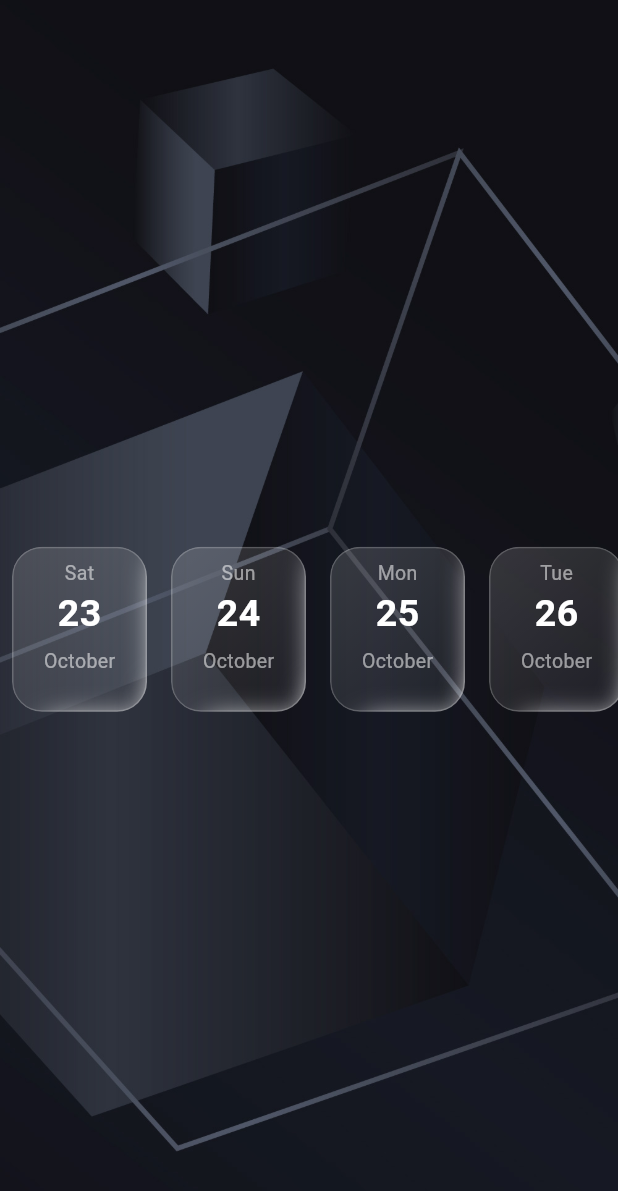
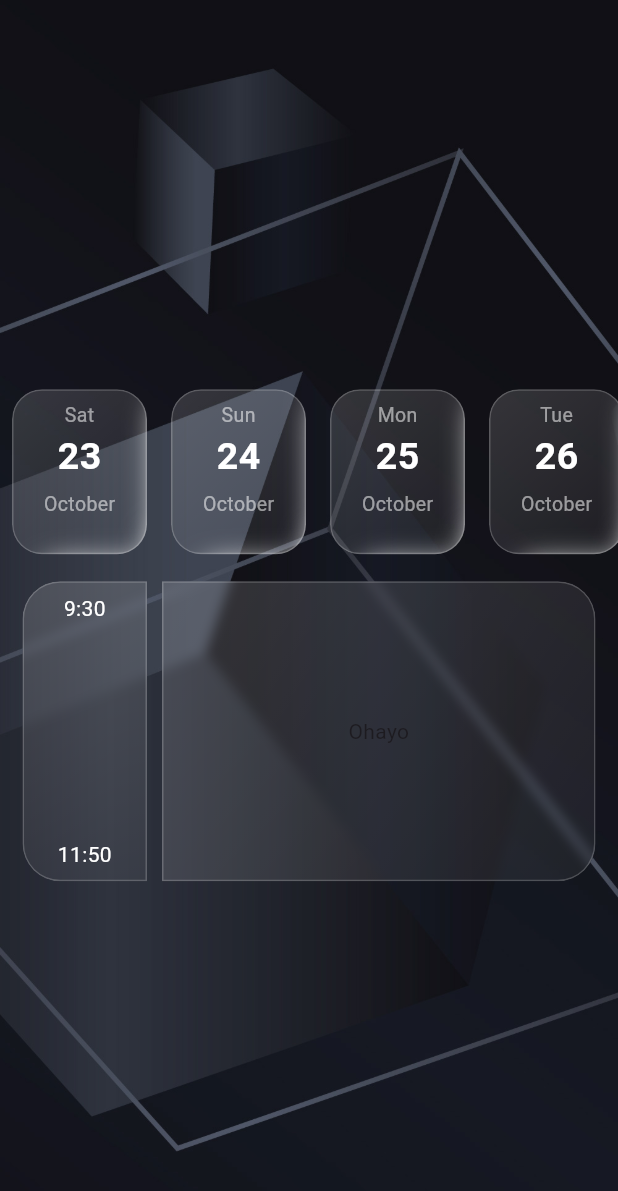
Before and after one commit to Redooyyy/CityU_Student_Portal, a Flutter app: the HomePage screen opened directly, on a phone screen of 412 x 824 dp. Shown: the top 1191 px of the screen. Run offline on Flutter 3.47's test engine with Material 3 defaults, Android fonts, the phone set to English and light mode, and no system bars; our stand-ins replace loading_animation_widget; missing offline and left inert: chip_list, cool_dropdown.

Commit message:
created routine card

```diff
--- /dev/null
+++ b/lib/custom_components/routine_card.dart
@@ -0,0 +1,88 @@
+import 'package:cityu_student_protal/custom_widget/glass_container2.dart';
+import 'package:flutter/material.dart';
+
+class RoutineCard {
+  Widget card() {
+    return Row(
+      children: [
+        Expanded(
+          flex: 1,
+          child: Padding(
+            padding: const EdgeInsets.fromLTRB(15, 10, 5, 0),
+            child: GlassContainer2(
+              center: false,
+              width: double.infinity,
+              height: 200,
+              borderRadiuss: .horizontal(left: Radius.circular(25)),
+              //NOTE:For time
+              child: scedule("9:30", "11:50"),
+            ),
+          ),
+        ),
+        //NOTE:For course
+        Expanded(
+          flex: 3,
+          child: Padding(
+            padding: const EdgeInsets.fromLTRB(5, 10, 15, 0),
+            child: GlassContainer2(
+              width: double.infinity,
+              height: 200,
+              borderRadiuss: .horizontal(right: Radius.circular(25)),
+              //NOTE:For course
+              child: Text("Ohayo"),
+            ),
+          ),
+        ),
+      ],
+    );
+  }
+}
+
+Widget scedule(String start, String end) {
+  return Column(
+    children: [
+      Expanded(
+        flex: 1,
+        child: Column(
+          mainAxisAlignment: MainAxisAlignment.start,
+          children: [
+            Center(
+              child: Padding(
+                padding: const EdgeInsets.only(top: 8.0),
+                child: Text(
+                  start,
+                  style: TextStyle(color: Colors.white, fontSize: 14),
+                ),
+              ),
+            ),
+          ],
+        ),
+      ),
+      // Expanded(
+      //   flex: 4,
+      //   child: Column(
+      //     children: [
+      //       Container(width: 50, height: 133, color: Colors.green),
+      //     ],
+      //   ),
+      // ),
+      Expanded(
+        flex: 1,
+        child: Column(
+          mainAxisAlignment: MainAxisAlignment.end,
+          children: [
+            Center(
+              child: Padding(
+                padding: const EdgeInsets.only(bottom: 8.0),
+                child: Text(
+                  end,
+                  style: TextStyle(color: Colors.white, fontSize: 14),
+                ),
+              ),
+            ),
+          ],
+        ),
+      ),
+    ],
+  );
+}
--- a/lib/custom_widget/glass_container2.dart
+++ b/lib/custom_widget/glass_container2.dart
@@ -9,22 +9,26 @@ class GlassContainer2 extends StatelessWidget {
   final double sigmaX;
   final double sigmaY;
   final double borderRadius;
+  final BorderRadius? borderRadiuss;
   final List<BoxShadow>? boxShadow;
+  final bool center;
   const GlassContainer2({
     super.key,
     required this.width,
     required this.height,
     required this.child,
     this.borderRadius = 30,
+    this.borderRadiuss,
     this.boxShadow,
     this.sigmaX = 4.0,
     this.sigmaY = 4.0,
+    this.center = true,
   });
 
   @override
   Widget build(BuildContext context) {
     return ClipRRect(
-      borderRadius: .circular(borderRadius),
+      borderRadius: borderRadiuss ?? .circular(borderRadius),
       child: Container(
         width: width,
         height: height,
@@ -38,7 +42,7 @@ class GlassContainer2 extends StatelessWidget {
             ),
             Container(
               decoration: BoxDecoration(
-                borderRadius: .circular(borderRadius),
+                borderRadius: borderRadiuss ?? .circular(borderRadius),
                 border: .all(color: Colors.white.withValues(alpha: 0.2)),
                 boxShadow: boxShadow ?? boxShadow,
                 gradient: LinearGradient(
@@ -51,7 +55,7 @@ class GlassContainer2 extends StatelessWidget {
                 ),
               ),
             ),
-            Center(child: child),
+            center ? Center(child: child) : child,
           ],
         ),
       ),
--- a/lib/pages/home_page.dart
+++ b/lib/pages/home_page.dart
@@ -1,5 +1,6 @@
 import 'package:cityu_student_protal/custom_components/cancel_button.dart';
 import 'package:cityu_student_protal/custom_components/date_weak_chip.dart';
+import 'package:cityu_student_protal/custom_components/routine_card.dart';
 import 'package:cityu_student_protal/custom_widget/glass_container2.dart';
 import 'package:cityu_student_protal/custom_widget/glassy_container.dart';
 import 'package:flutter/material.dart';
@@ -88,6 +89,7 @@ class _HomePageState extends State<HomePage> {
                   ),
                 ),
               ),
+              RoutineCard().card(),
             ],
           ),
         ],
```
